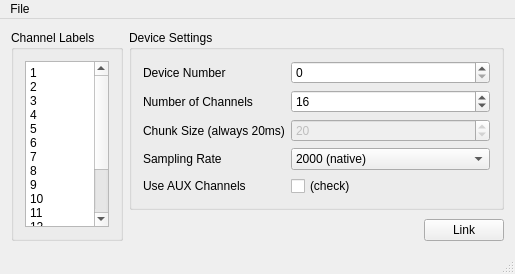
Above: Apps/BrainProducts/VAmp/mainwindow.ui from sccn/lsl_archived before the change. Below: the same form after it.
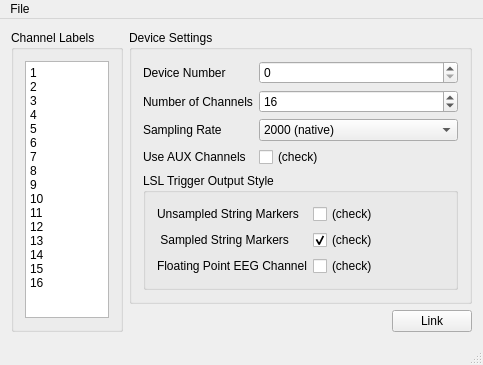
That is the form after the change.

```diff
--- a/Apps/BrainProducts/VAmp/mainwindow.ui
+++ b/Apps/BrainProducts/VAmp/mainwindow.ui
@@ -6,8 +6,8 @@
    <rect>
     <x>0</x>
     <y>0</y>
-    <width>357</width>
-    <height>274</height>
+    <width>439</width>
+    <height>334</height>
    </rect>
   </property>
   <property name="windowTitle">
@@ -107,39 +107,13 @@
           </widget>
          </item>
          <item row="2" column="0">
-          <widget class="QLabel" name="label">
-           <property name="text">
-            <string>Chunk Size (always 20ms)</string>
-           </property>
-          </widget>
-         </item>
-         <item row="2" column="1">
-          <widget class="QSpinBox" name="chunkSize">
-           <property name="toolTip">
-            <string>The number of samples per chunk emitted by the driver -- a small value will lead to lower overall latency but causes more CPU load</string>
-           </property>
-           <property name="minimum">
-            <number>1</number>
-           </property>
-           <property name="maximum">
-            <number>1024</number>
-           </property>
-           <property name="value">
-            <number>20</number>
-           </property>
-            <property name="enabled">
-              <bool>false</bool>
-            </property>
-          </widget>
-         </item>
-         <item row="3" column="0">
           <widget class="QLabel" name="label_3">
            <property name="text">
             <string>Sampling Rate</string>
            </property>
           </widget>
          </item>
-         <item row="3" column="1">
+         <item row="2" column="1">
           <widget class="QComboBox" name="samplingRate">
            <property name="toolTip">
             <string>The sampling rate to use; higher sampling rates require more network bandwidth (and storage space if recording), particularly the very high rates of 10KHz+. The native rates are those that are natively supported by the hardware and the resampled rates are resampled in software  (using a linear-phase sinc resampler that delays the output signal by 5 samples).</string>
@@ -189,14 +163,14 @@
             </item>
           </widget>
          </item>
-         <item row="4" column="0">
+         <item row="3" column="0">
           <widget class="QLabel" name="label_7">
            <property name="text">
             <string>Use AUX Channels</string>
            </property>
           </widget>
          </item>
-         <item row="4" column="1">
+         <item row="3" column="1">
           <widget class="QCheckBox" name="useAUX">
            <property name="toolTip">
             <string>If this is checked then the EEG channels will hold the two AUX signals</string>
@@ -209,6 +183,60 @@
            </property>
           </widget>
          </item>
+         <item row="4" column="0" colspan="2">
+          <widget class="QGroupBox" name="groupBox_3">
+           <property name="title">
+            <string>LSL Trigger Output Style</string>
+           </property>
+           <layout class="QFormLayout" name="formLayout_2">
+            <item row="0" column="0">
+             <widget class="QLabel" name="label">
+              <property name="text">
+               <string>Unsampled String Markers</string>
+              </property>
+             </widget>
+            </item>
+            <item row="0" column="1">
+             <widget class="QCheckBox" name="unsampledMarkers">
+              <property name="text">
+               <string>(check)</string>
+              </property>
+             </widget>
+            </item>
+            <item row="2" column="1">
+             <widget class="QCheckBox" name="sampledMarkersEEG">
+              <property name="text">
+               <string>(check)</string>
+              </property>
+             </widget>
+            </item>
+            <item row="2" column="0">
+             <widget class="QLabel" name="label_6">
+              <property name="text">
+               <string>Floating Point EEG Channel</string>
+              </property>
+             </widget>
+            </item>
+            <item row="1" column="1">
+             <widget class="QCheckBox" name="sampledMarkers">
+              <property name="text">
+               <string>(check)</string>
+              </property>
+              <property name="checked">
+               <bool>true</bool>
+              </property>
+             </widget>
+            </item>
+            <item row="1" column="0">
+             <widget class="QLabel" name="label_5">
+              <property name="text">
+               <string> Sampled String Markers</string>
+              </property>
+             </widget>
+            </item>
+           </layout>
+          </widget>
+         </item>
         </layout>
        </widget>
       </item>
@@ -258,8 +286,8 @@
     <rect>
      <x>0</x>
      <y>0</y>
-     <width>357</width>
-     <height>18</height>
+     <width>439</width>
+     <height>21</height>
     </rect>
    </property>
    <widget class="QMenu" name="menuFile">
```
Left out of the diff: 10 changed lines with no effect on the pictures.
